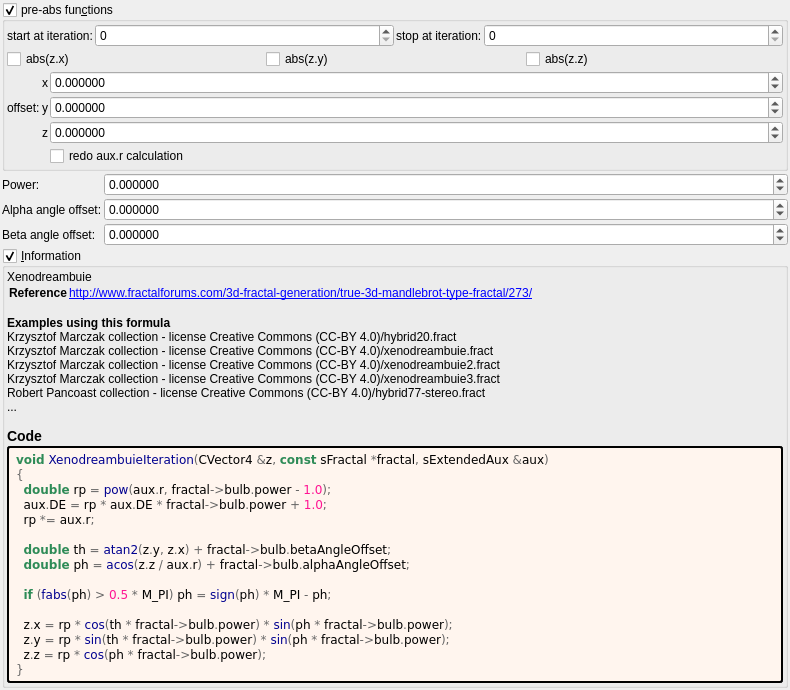
Qt form mandelbulber2/formula/ui/xenodreambuie_v2.ui (buddhi1980/mandelbulber2) before a commit.
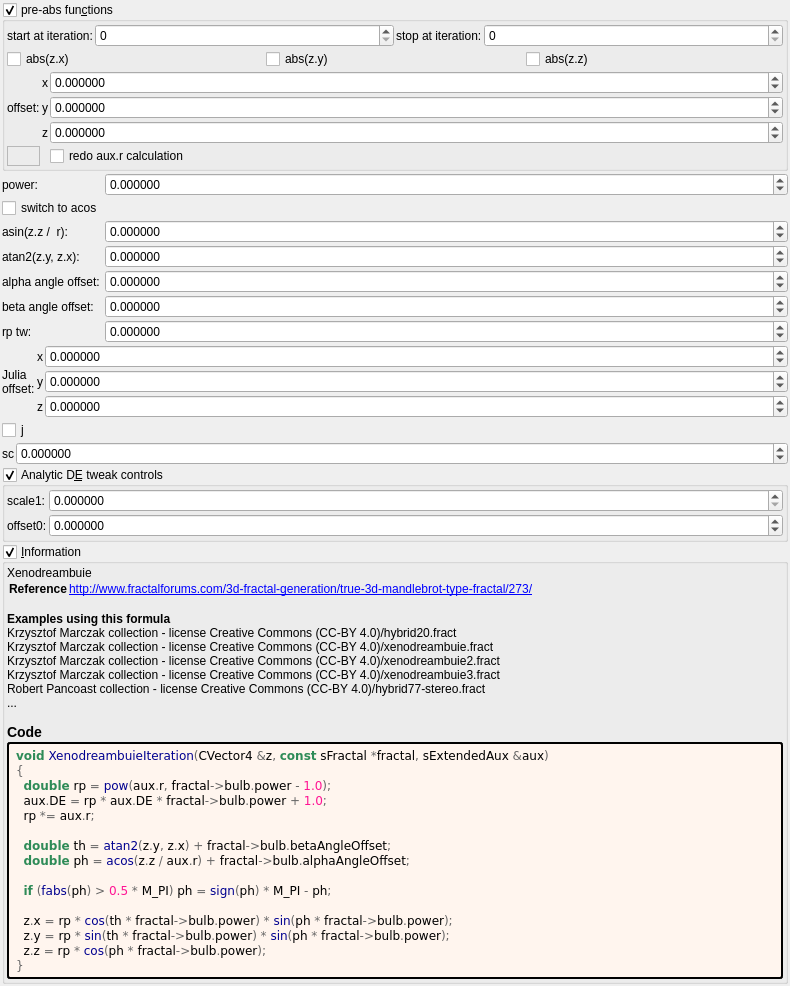
The same form after that commit. Custom widgets are drawn as their Qt base class.

The edit to the form file:
```diff
--- a/mandelbulber2/formula/ui/xenodreambuie_v2.ui
+++ b/mandelbulber2/formula/ui/xenodreambuie_v2.ui
@@ -7,7 +7,7 @@
     <x>0</x>
     <y>0</y>
     <width>790</width>
-    <height>615</height>
+    <height>813</height>
    </rect>
   </property>
   <property name="windowTitle">
@@ -252,6 +252,16 @@
           </property>
          </widget>
         </item>
+        <item row="3" column="0">
+         <widget class="QFrame" name="frame">
+          <property name="frameShape">
+           <enum>QFrame::StyledPanel</enum>
+          </property>
+          <property name="frameShadow">
+           <enum>QFrame::Raised</enum>
+          </property>
+         </widget>
+        </item>
        </layout>
       </item>
      </layout>
@@ -262,14 +272,7 @@
      <property name="spacing">
       <number>2</number>
      </property>
-     <item row="1" column="0">
-      <widget class="QLabel" name="label_8">
-       <property name="text">
-        <string>Alpha angle offset:</string>
-       </property>
-      </widget>
-     </item>
-     <item row="0" column="1">
+     <item row="1" column="1">
       <widget class="MyDoubleSpinBox" name="spinbox_power">
        <property name="sizePolicy">
         <sizepolicy hsizetype="Minimum" vsizetype="Maximum">
@@ -297,35 +300,7 @@
        </property>
       </widget>
      </item>
-     <item row="2" column="1">
-      <widget class="MyDoubleSpinBox" name="spinboxd_beta_angle_offset">
-       <property name="sizePolicy">
-        <sizepolicy hsizetype="Minimum" vsizetype="Maximum">
-         <horstretch>0</horstretch>
-         <verstretch>0</verstretch>
-        </sizepolicy>
-       </property>
-       <property name="prefix">
-        <string/>
-       </property>
-       <property name="suffix">
-        <string/>
-       </property>
-       <property name="decimals">
-        <number>6</number>
-       </property>
-       <property name="minimum">
-        <double>-36000.000000000000000</double>
-       </property>
-       <property name="maximum">
-        <double>36000.000000000000000</double>
-       </property>
-       <property name="singleStep">
-        <double>1.000000000000000</double>
-       </property>
-      </widget>
-     </item>
-     <item row="1" column="1">
+     <item row="5" column="1">
       <widget class="MyDoubleSpinBox" name="spinboxd_alpha_angle_offset">
        <property name="sizePolicy">
         <sizepolicy hsizetype="Minimum" vsizetype="Maximum">
@@ -353,22 +328,439 @@
        </property>
       </widget>
      </item>
+     <item row="3" column="0">
+      <widget class="QLabel" name="label_11">
+       <property name="text">
+        <string>asin(z.z /  r):</string>
+       </property>
+      </widget>
+     </item>
+     <item row="7" column="0">
+      <widget class="QLabel" name="label_14">
+       <property name="text">
+        <string>rp tw:</string>
+       </property>
+      </widget>
+     </item>
+     <item row="6" column="0">
+      <widget class="QLabel" name="label_13">
+       <property name="text">
+        <string>beta angle offset:</string>
+       </property>
+      </widget>
+     </item>
+     <item row="3" column="1">
+      <widget class="MyDoubleSpinBox" name="spinbox_transf_scaleA_1">
+       <property name="sizePolicy">
+        <sizepolicy hsizetype="Minimum" vsizetype="Maximum">
+         <horstretch>0</horstretch>
+         <verstretch>0</verstretch>
+        </sizepolicy>
+       </property>
+       <property name="prefix">
+        <string/>
+       </property>
+       <property name="suffix">
+        <string/>
+       </property>
+       <property name="decimals">
+        <number>6</number>
+       </property>
+       <property name="minimum">
+        <double>-99.989999999999995</double>
+       </property>
+       <property name="maximum">
+        <double>99.989999999999995</double>
+       </property>
+       <property name="singleStep">
+        <double>0.100000000000000</double>
+       </property>
+      </widget>
+     </item>
+     <item row="7" column="1">
+      <widget class="MyDoubleSpinBox" name="spinbox_transf_offset_1">
+       <property name="sizePolicy">
+        <sizepolicy hsizetype="Minimum" vsizetype="Maximum">
+         <horstretch>0</horstretch>
+         <verstretch>0</verstretch>
+        </sizepolicy>
+       </property>
+       <property name="prefix">
+        <string/>
+       </property>
+       <property name="suffix">
+        <string/>
+       </property>
+       <property name="decimals">
+        <number>6</number>
+       </property>
+       <property name="minimum">
+        <double>-99.989999999999995</double>
+       </property>
+       <property name="maximum">
+        <double>99.989999999999995</double>
+       </property>
+       <property name="singleStep">
+        <double>0.100000000000000</double>
+       </property>
+      </widget>
+     </item>
+     <item row="1" column="0">
+      <widget class="QLabel" name="label_16">
+       <property name="text">
+        <string>power:</string>
+       </property>
+      </widget>
+     </item>
+     <item row="4" column="0">
+      <widget class="QLabel" name="label_12">
+       <property name="text">
+        <string>atan2(z.y, z.x):</string>
+       </property>
+      </widget>
+     </item>
+     <item row="5" column="0">
+      <widget class="QLabel" name="label_15">
+       <property name="text">
+        <string>alpha angle offset:</string>
+       </property>
+      </widget>
+     </item>
      <item row="2" column="0">
-      <widget class="QLabel" name="label_9">
+      <widget class="MyCheckBox" name="checkBox_transf_function_enabledSw_false">
        <property name="text">
-        <string>Beta angle offset:</string>
+        <string notr="true">switch to acos</string>
        </property>
       </widget>
      </item>
-     <item row="0" column="0">
-      <widget class="QLabel" name="label_10">
+     <item row="6" column="1">
+      <widget class="MyDoubleSpinBox" name="spinboxd_beta_angle_offset">
+       <property name="sizePolicy">
+        <sizepolicy hsizetype="Minimum" vsizetype="Maximum">
+         <horstretch>0</horstretch>
+         <verstretch>0</verstretch>
+        </sizepolicy>
+       </property>
+       <property name="prefix">
+        <string/>
+       </property>
+       <property name="suffix">
+        <string/>
+       </property>
+       <property name="decimals">
+        <number>6</number>
+       </property>
+       <property name="minimum">
+        <double>-36000.000000000000000</double>
+       </property>
+       <property name="maximum">
+        <double>36000.000000000000000</double>
+       </property>
+       <property name="singleStep">
+        <double>1.000000000000000</double>
+       </property>
+      </widget>
+     </item>
+     <item row="4" column="1">
+      <widget class="MyDoubleSpinBox" name="spinbox_transf_scaleB_1">
+       <property name="sizePolicy">
+        <sizepolicy hsizetype="Minimum" vsizetype="Maximum">
+         <horstretch>0</horstretch>
+         <verstretch>0</verstretch>
+        </sizepolicy>
+       </property>
+       <property name="prefix">
+        <string/>
+       </property>
+       <property name="suffix">
+        <string/>
+       </property>
+       <property name="decimals">
+        <number>6</number>
+       </property>
+       <property name="minimum">
+        <double>-99.989999999999995</double>
+       </property>
+       <property name="maximum">
+        <double>99.989999999999995</double>
+       </property>
+       <property name="singleStep">
+        <double>0.100000000000000</double>
+       </property>
+      </widget>
+     </item>
+    </layout>
+   </item>
+   <item>
+    <layout class="QGridLayout" name="gridLayout_15" columnstretch="0,0,1">
+     <property name="spacing">
+      <number>2</number>
+     </property>
+     <item row="0" column="2">
+      <widget class="MyDoubleSpinBox" name="spinbox3_transf_offset_000_x">
+       <property name="sizePolicy">
+        <sizepolicy hsizetype="Minimum" vsizetype="Maximum">
+         <horstretch>0</horstretch>
+         <verstretch>0</verstretch>
+        </sizepolicy>
+       </property>
+       <property name="prefix">
+        <string/>
+       </property>
+       <property name="suffix">
+        <string/>
+       </property>
+       <property name="decimals">
+        <number>6</number>
+       </property>
+       <property name="minimum">
+        <double>-99.989999999999995</double>
+       </property>
+       <property name="maximum">
+        <double>99.989999999999995</double>
+       </property>
+       <property name="singleStep">
+        <double>0.100000000000000</double>
+       </property>
+      </widget>
+     </item>
+     <item row="0" column="1">
+      <widget class="QLabel" name="label_115">
        <property name="text">
-        <string>Power:</string>
+        <string notr="true">x</string>
        </property>
       </widget>
      </item>
+     <item row="1" column="2">
+      <widget class="MyDoubleSpinBox" name="spinbox3_transf_offset_000_y">
+       <property name="sizePolicy">
+        <sizepolicy hsizetype="Minimum" vsizetype="Maximum">
+         <horstretch>0</horstretch>
+         <verstretch>0</verstretch>
+        </sizepolicy>
+       </property>
+       <property name="prefix">
+        <string/>
+       </property>
+       <property name="suffix">
+        <string/>
+       </property>
+       <property name="decimals">
+        <number>6</number>
+       </property>
+       <property name="minimum">
+        <double>-99.989999999999995</double>
+       </property>
+       <property name="maximum">
+        <double>99.989999999999995</double>
+       </property>
+       <property name="singleStep">
+        <double>0.100000000000000</double>
+       </property>
+      </widget>
+     </item>
+     <item row="2" column="1">
+      <widget class="QLabel" name="label_122">
+       <property name="text">
+        <string notr="true">z</string>
+       </property>
+      </widget>
+     </item>
+     <item row="1" column="1">
+      <widget class="QLabel" name="label_123">
+       <property name="text">
+        <string notr="true">y</string>
+       </property>
+      </widget>
+     </item>
+     <item row="2" column="2">
+      <widget class="MyDoubleSpinBox" name="spinbox3_transf_offset_000_z">
+       <property name="sizePolicy">
+        <sizepolicy hsizetype="Minimum" vsizetype="Maximum">
+         <horstretch>0</horstretch>
+         <verstretch>0</verstretch>
+        </sizepolicy>
+       </property>
+       <property name="prefix">
+        <string/>
+       </property>
+       <property name="suffix">
+        <string/>
+       </property>
+       <property name="decimals">
+        <number>6</number>
+       </property>
+       <property name="minimum">
+        <double>-99.989999999999995</double>
+       </property>
+       <property name="maximum">
+        <double>99.989999999999995</double>
+       </property>
+       <property name="singleStep">
+        <double>0.100000000000000</double>
+       </property>
+      </widget>
+     </item>
+     <item row="0" column="0" rowspan="3">
+      <widget class="QLabel" name="label_264">
+       <property name="text">
+        <string>Julia
+offset:</string>
+       </property>
+      </widget>
+     </item>
     </layout>
    </item>
+   <item>
+    <widget class="MyCheckBox" name="checkBox_transf_function_enabledJ_false">
+     <property name="text">
+      <string notr="true">j</string>
+     </property>
+    </widget>
+   </item>
+   <item>
+    <layout class="QHBoxLayout" name="horizontalLayout_26" stretch="0,1">
+     <item>
+      <widget class="QLabel" name="label_101">
+       <property name="text">
+        <string>sc</string>
+       </property>
+      </widget>
+     </item>
+     <item>
+      <widget class="MyDoubleSpinBox" name="spinbox_transf_scaleC_1">
+       <property name="sizePolicy">
+        <sizepolicy hsizetype="Minimum" vsizetype="Maximum">
+         <horstretch>0</horstretch>
+         <verstretch>0</verstretch>
+        </sizepolicy>
+       </property>
+       <property name="prefix">
+        <string/>
+       </property>
+       <property name="suffix">
+        <string/>
+       </property>
+       <property name="decimals">
+        <number>6</number>
+       </property>
+       <property name="minimum">
+        <double>-99.989999999999995</double>
+       </property>
+       <property name="maximum">
+        <double>99.989999999999995</double>
+       </property>
+       <property name="singleStep">
+        <double>0.100000000000000</double>
+       </property>
+      </widget>
+     </item>
+    </layout>
+   </item>
+   <item>
+    <widget class="MyGroupBox" name="groupCheck_analyticDE_enabled_false">
+     <property name="title">
+      <string>Analytic D&amp;E tweak controls</string>
+     </property>
+     <property name="checkable">
+      <bool>true</bool>
+     </property>
+     <layout class="QVBoxLayout" name="verticalLayout_14" stretch="0">
+      <property name="spacing">
+       <number>2</number>
+      </property>
+      <property name="leftMargin">
+       <number>2</number>
+      </property>
+      <property name="topMargin">
+       <number>2</number>
+      </property>
+      <property name="rightMargin">
+       <number>2</number>
+      </property>
+      <property name="bottomMargin">
+       <number>2</number>
+      </property>
+      <item>
+       <layout class="QGridLayout" name="gridLayout_27" columnstretch="0,0,1">
+        <property name="spacing">
+         <number>2</number>
+        </property>
+        <item row="1" column="2">
+         <widget class="MyDoubleSpinBox" name="spinbox_analyticDE_offset_0">
+          <property name="sizePolicy">
+           <sizepolicy hsizetype="Minimum" vsizetype="Maximum">
+            <horstretch>0</horstretch>
+            <verstretch>0</verstretch>
+           </sizepolicy>
+          </property>
+          <property name="prefix">
+           <string/>
+          </property>
+          <property name="suffix">
+           <string/>
+          </property>
+          <property name="decimals">
+           <number>6</number>
+          </property>
+          <property name="minimum">
+           <double>-99.989999999999995</double>
+          </property>
+          <property name="maximum">
+           <double>99.989999999999995</double>
+          </property>
+          <property name="singleStep">
+           <double>0.100000000000000</double>
+          </property>
+         </widget>
+        </item>
+        <item row="0" column="2">
+         <widget class="MyDoubleSpinBox" name="spinbox_analyticDE_scale_1">
+          <property name="sizePolicy">
+           <sizepolicy hsizetype="Minimum" vsizetype="Maximum">
+            <horstretch>0</horstretch>
+            <verstretch>0</verstretch>
+           </sizepolicy>
+          </property>
+          <property name="prefix">
+           <string/>
+          </property>
+          <property name="suffix">
+           <string/>
+          </property>
+          <property name="decimals">
+           <number>6</number>
+          </property>
+          <property name="minimum">
+           <double>0.000000000000000</double>
+          </property>
+          <property name="maximum">
+           <double>99.989999999999995</double>
+          </property>
+          <property name="singleStep">
+           <double>0.100000000000000</double>
+          </property>
+         </widget>
+        </item>
+        <item row="0" column="0" colspan="2">
+         <widget class="QLabel" name="label_182">
+          <property name="text">
+           <string>scale1:</string>
+          </property>
+         </widget>
+        </item>
+        <item row="1" column="0" colspan="2">
+         <widget class="QLabel" name="label_177">
+          <property name="text">
+           <string>offset0:</string>
+          </property>
+         </widget>
+        </item>
+       </layout>
+      </item>
+     </layout>
+    </widget>
+   </item>
    <item>
     <widget class="MyGroupBox" name="groupCheck_info">
      <property name="title">
```
Left out of the diff: 7 changed lines with no effect on the pictures.
